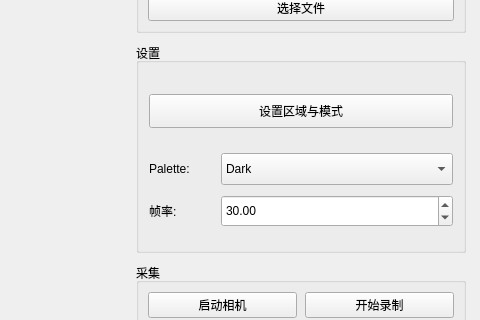
Old version of the form app/form.ui in the repository GuoHR03/QT_EVENTMAMBA; both pictures show x 700 to 1180 and y 209 to 529 of the 1180 by 780 pixel window.
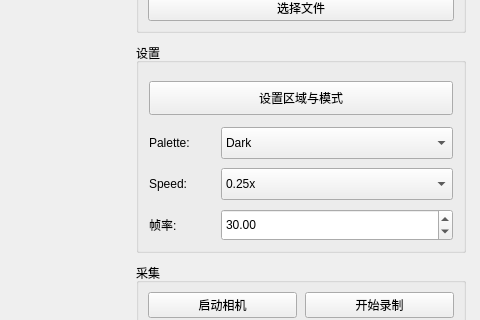
New version of the form.

Commit message: update event replay visualization features

Patch:
```diff
--- a/app/form.ui
+++ b/app/form.ui
@@ -282,6 +282,67 @@
                </item>
               </widget>
                </item>
+             </layout>
+             </item>
+             <item>
+              <layout class="QHBoxLayout" name="speed_row_layout">
+               <property name="spacing">
+                <number>10</number>
+               </property>
+               <item>
+              <widget class="QLabel" name="speed_text_label">
+               <property name="minimumSize">
+                <size>
+                 <width>62</width>
+                 <height>32</height>
+                </size>
+               </property>
+               <property name="maximumSize">
+                <size>
+                 <width>62</width>
+                 <height>16777215</height>
+                </size>
+               </property>
+               <property name="text">
+                <string>Speed:</string>
+               </property>
+              </widget>
+               </item>
+               <item>
+              <widget class="QComboBox" name="replay_speed_combo_box">
+               <property name="minimumSize">
+                <size>
+                 <width>0</width>
+                 <height>32</height>
+                </size>
+               </property>
+               <item>
+                <property name="text">
+                 <string>0.25x</string>
+                </property>
+               </item>
+               <item>
+                <property name="text">
+                 <string>0.5x</string>
+                </property>
+               </item>
+               <item>
+                <property name="text">
+                 <string>1x</string>
+                </property>
+               </item>
+               <item>
+                <property name="text">
+                 <string>2x</string>
+                </property>
+               </item>
+               <item>
+                <property name="text">
+                 <string>4x</string>
+                </property>
+               </item>
+              </widget>
+               </item>
               </layout>
              </item>
              <item>
```
The commit also changes 34 other files.
